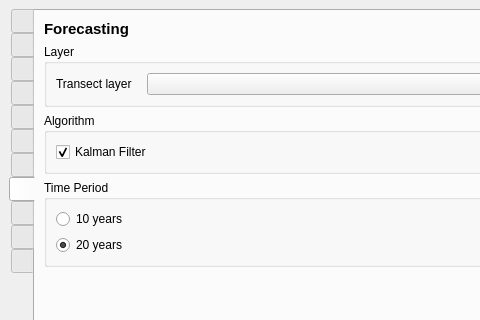
Old version of the form qscat/qscat_dockwidget_base.ui in the repository qscat/qscat; both pictures show x 0 to 480 and y 0 to 320 of the 711 by 903 pixel window.
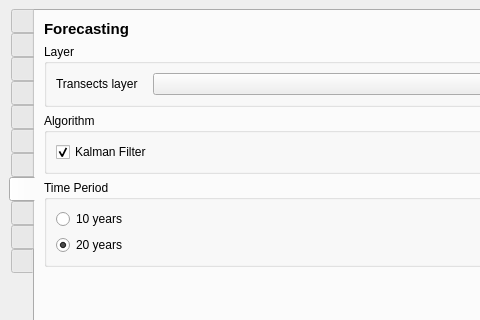
New version of the form. The open tabs and pages were chosen to show the change. Icons and pictures are not drawn. Custom widgets are drawn as their Qt base class.

```diff
--- a/qscat/qscat_dockwidget_base.ui
+++ b/qscat/qscat_dockwidget_base.ui
@@ -1978,7 +1978,7 @@
               <bool>true</bool>
              </property>
              <property name="text">
-              <string>Transect layer</string>
+              <string>Transects layer</string>
              </property>
             </widget>
            </item>
```
Left out of the diff: 2 changed lines with no effect on the pictures.
